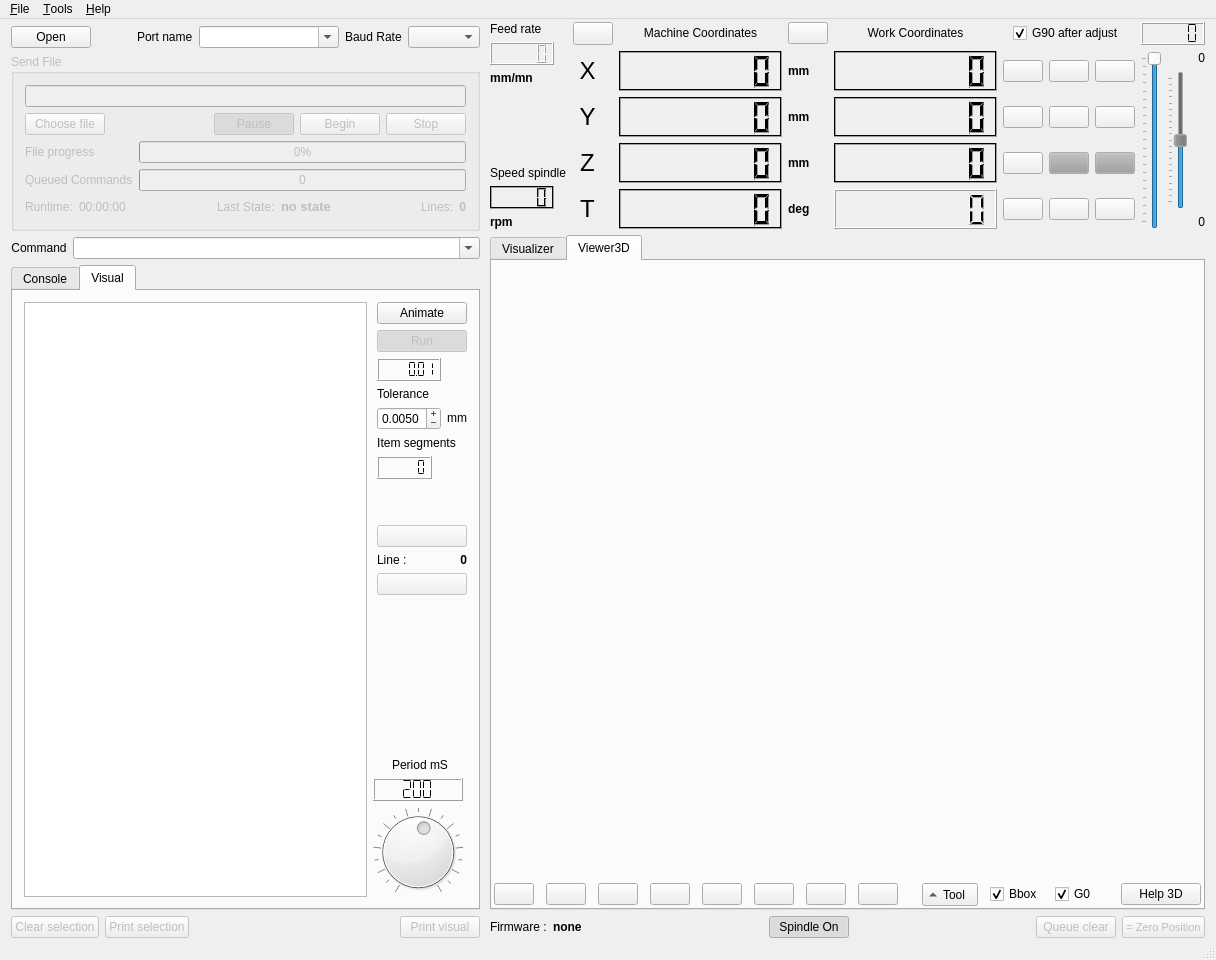
Before: the Qt Designer form forms/mainwindow.ui in AlfredoCubitos/GrblHoming, drawn with Qt 5.
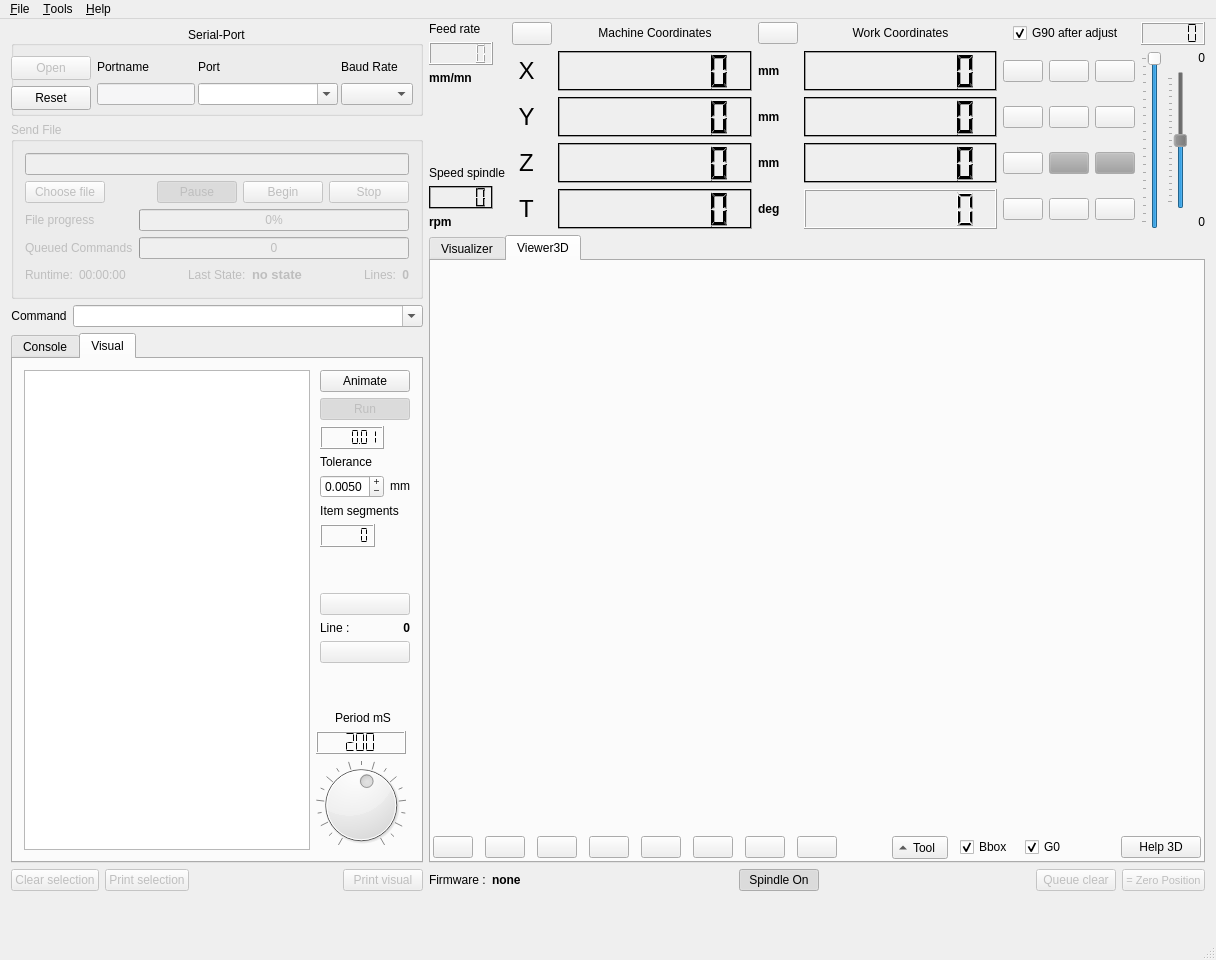
After: the same form once the commit is applied. Icons and pictures are not drawn. Custom widgets are drawn as their Qt base class.

What changed in the file:
```diff
--- a/forms/mainwindow.ui
+++ b/forms/mainwindow.ui
@@ -38,33 +38,52 @@
    <enum>Qt::ToolButtonIconOnly</enum>
   </property>
   <widget class="QWidget" name="centralWidget">
-   <layout class="QHBoxLayout" name="horizontalLayout_8" stretch="0,5">
-    <property name="spacing">
-     <number>10</number>
-    </property>
+   <layout class="QFormLayout" name="formLayout">
     <property name="topMargin">
      <number>1</number>
     </property>
     <property name="bottomMargin">
      <number>0</number>
     </property>
-    <item>
+    <item row="0" column="0">
      <layout class="QVBoxLayout" name="verticalLayout_14">
       <property name="topMargin">
        <number>2</number>
       </property>
       <item>
-       <layout class="QVBoxLayout" name="verticalLayout_10">
+       <layout class="QHBoxLayout" name="horizontalLayout_15">
         <property name="topMargin">
          <number>4</number>
         </property>
         <item>
-         <layout class="QHBoxLayout" name="layoutComPort" stretch="0,0,0,6,0,0">
-          <property name="leftMargin">
-           <number>0</number>
+         <widget class="QGroupBox" name="groupBox">
+          <property name="minimumSize">
+           <size>
+            <width>80</width>
+            <height>90</height>
+           </size>
           </property>
-          <item>
+          <property name="title">
+           <string>Serial-Port</string>
+          </property>
+          <property name="alignment">
+           <set>Qt::AlignCenter</set>
+          </property>
+          <property name="flat">
+           <bool>false</bool>
+          </property>
            <widget class="QPushButton" name="btnOpenPort">
+           <property name="enabled">
+            <bool>false</bool>
+           </property>
+           <property name="geometry">
+            <rect>
+             <x>0</x>
+             <y>30</y>
+             <width>80</width>
+             <height>24</height>
+            </rect>
+           </property>
             <property name="sizePolicy">
              <sizepolicy hsizetype="Maximum" vsizetype="Fixed">
               <horstretch>0</horstretch>
@@ -78,40 +97,61 @@
              <string>Open</string>
             </property>
            </widget>
-          </item>
-          <item>
-           <spacer name="horizontalSpacer_8">
-            <property name="orientation">
-             <enum>Qt::Horizontal</enum>
-            </property>
-            <property name="sizeHint" stdset="0">
-             <size>
-              <width>40</width>
-              <height>20</height>
-             </size>
-            </property>
-           </spacer>
-          </item>
-          <item>
-           <widget class="QLabel" name="lblPort">
+          <widget class="QPushButton" name="btnResetPort">
+           <property name="geometry">
+            <rect>
+             <x>0</x>
+             <y>60</y>
+             <width>80</width>
+             <height>24</height>
+            </rect>
+           </property>
+           <property name="text">
+            <string>Reset</string>
+           </property>
+          </widget>
+          <widget class="QWidget" name="layoutWidget">
+           <property name="geometry">
+            <rect>
+             <x>80</x>
+             <y>20</y>
+             <width>322</width>
+             <height>75</height>
+            </rect>
+           </property>
+           <layout class="QGridLayout" name="gridLayout" columnstretch="0,0,0,0" rowminimumheight="0,0,0,0">
+            <property name="sizeConstraint">
+             <enum>QLayout::SetDefaultConstraint</enum>
+            </property>
+            <property name="leftMargin">
+             <number>6</number>
+            </property>
+            <property name="rightMargin">
+             <number>0</number>
+            </property>
+            <property name="horizontalSpacing">
+             <number>3</number>
+            </property>
+            <item row="2" column="3">
+             <widget class="QComboBox" name="comboBoxBaudRate">
             <property name="sizePolicy">
-             <sizepolicy hsizetype="Maximum" vsizetype="Preferred">
+               <sizepolicy hsizetype="Maximum" vsizetype="Fixed">
               <horstretch>0</horstretch>
               <verstretch>0</verstretch>
              </sizepolicy>
             </property>
-            <property name="maximumSize">
+              <property name="minimumSize">
              <size>
-              <width>16777215</width>
-              <height>16777215</height>
-             </size>
-            </property>
-            <property name="text">
-             <string>Port name</string>
+                <width>0</width>
+                <height>0</height>
+               </size>
+              </property>
+              <property name="toolTip">
+               <string>connection speed to card (bauds)</string>
             </property>
            </widget>
           </item>
-          <item>
+            <item row="2" column="1">
            <widget class="QComboBox" name="cmbPort">
             <property name="sizePolicy">
              <sizepolicy hsizetype="Maximum" vsizetype="Fixed">
@@ -133,7 +173,26 @@
             </property>
            </widget>
           </item>
-          <item>
+            <item row="2" column="0">
+             <widget class="QLineEdit" name="le_portname">
+              <property name="mouseTracking">
+               <bool>false</bool>
+              </property>
+              <property name="acceptDrops">
+               <bool>false</bool>
+              </property>
+              <property name="styleSheet">
+               <string notr="true">background-color: rgb(246, 246, 247);</string>
+              </property>
+              <property name="readOnly">
+               <bool>true</bool>
+              </property>
+              <property name="placeholderText">
+               <string/>
+              </property>
+             </widget>
+            </item>
+            <item row="0" column="3">
            <widget class="QLabel" name="label_br">
             <property name="sizePolicy">
              <sizepolicy hsizetype="Maximum" vsizetype="Preferred">
@@ -141,6 +200,12 @@
               <verstretch>0</verstretch>
              </sizepolicy>
             </property>
+              <property name="minimumSize">
+               <size>
+                <width>0</width>
+                <height>20</height>
+               </size>
+              </property>
             <property name="frameShape">
              <enum>QFrame::NoFrame</enum>
             </property>
@@ -149,20 +214,63 @@
             </property>
            </widget>
           </item>
-          <item>
-           <widget class="QComboBox" name="comboBoxBaudRate">
+            <item row="0" column="1">
+             <widget class="QLabel" name="lblPort">
             <property name="sizePolicy">
-             <sizepolicy hsizetype="Maximum" vsizetype="Fixed">
+               <sizepolicy hsizetype="Maximum" vsizetype="Preferred">
               <horstretch>0</horstretch>
               <verstretch>0</verstretch>
              </sizepolicy>
             </property>
-            <property name="toolTip">
-             <string>connection speed to card (bauds)</string>
-            </property>
-           </widget>
-          </item>
-         </layout>
+              <property name="minimumSize">
+               <size>
+                <width>0</width>
+                <height>20</height>
+               </size>
+              </property>
+              <property name="maximumSize">
+               <size>
+                <width>16777215</width>
+                <height>16777215</height>
+               </size>
+              </property>
+              <property name="text">
+               <string>Port</string>
+              </property>
+             </widget>
+            </item>
+            <item row="0" column="0">
+             <widget class="QLabel" name="label_pn">
+              <property name="minimumSize">
+               <size>
+                <width>0</width>
+                <height>20</height>
+               </size>
+              </property>
+              <property name="text">
+               <string>Portname</string>
+              </property>
+             </widget>
+            </item>
+            <item row="3" column="0">
+             <spacer name="verticalSpacer_4">
+              <property name="orientation">
+               <enum>Qt::Vertical</enum>
+              </property>
+              <property name="sizeHint" stdset="0">
+               <size>
+                <width>20</width>
+                <height>40</height>
+               </size>
+              </property>
+             </spacer>
+            </item>
+           </layout>
+          </widget>
+          <zorder>btnResetPort</zorder>
+          <zorder>layoutWidget</zorder>
+          <zorder>btnOpenPort</zorder>
+         </widget>
         </item>
        </layout>
       </item>
@@ -1395,7 +1503,7 @@
       </item>
      </layout>
     </item>
-    <item>
+    <item row="0" column="1">
      <layout class="QVBoxLayout" name="verticalLayout_RightControls" stretch="0,0,0">
       <property name="spacing">
        <number>6</number>
```
Lines whose indentation alone changed are shown as unchanged.
